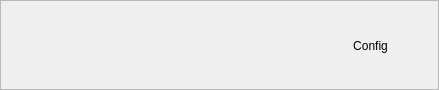
Old version of the form client/qt/theader.ui in the repository LaKabane/tNETacle.
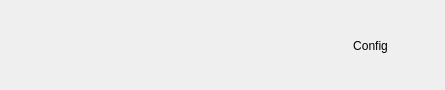
New version of the form. Icons and pictures are not drawn.

```diff
--- a/client/qt/theader.ui
+++ b/client/qt/theader.ui
@@ -1,23 +1,17 @@
 <?xml version="1.0" encoding="UTF-8"?>
 <ui version="4.0">
  <class>THeader</class>
- <widget class="QFrame" name="THeader">
+ <widget class="QWidget" name="THeader">
   <property name="geometry">
    <rect>
     <x>0</x>
     <y>0</y>
-    <width>439</width>
+    <width>445</width>
     <height>90</height>
    </rect>
   </property>
   <property name="windowTitle">
-   <string>Frame</string>
-  </property>
-  <property name="frameShape">
-   <enum>QFrame::StyledPanel</enum>
-  </property>
-  <property name="frameShadow">
-   <enum>QFrame::Raised</enum>
+   <string>Widget</string>
   </property>
   <widget class="QWidget" name="logo" native="true">
    <property name="geometry">
```
Left out of the diff: 4 changed lines with no effect on the pictures.
